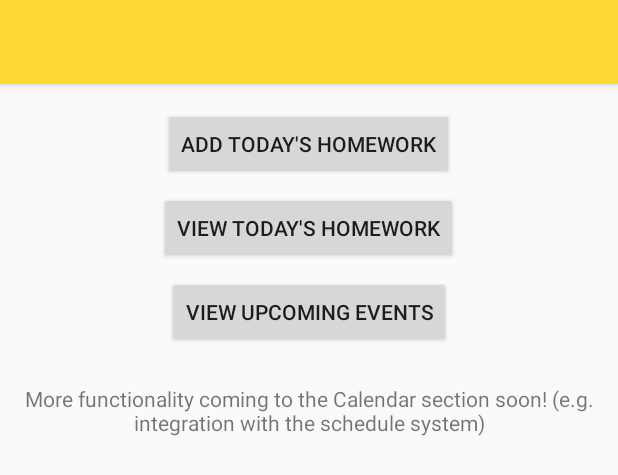
After one commit to mvhs-apps/mvhs-app, an Android app: the layout activity_calendar.xml on its own in the app's theme, with its tools: preview values and no code run, on a phone screen of 412 x 824 dp. The commit adds this screen. Shown: the top 475 px of the screen. Run offline under Robolectric (Android 15) with nearby library versions, the phone set to English and light mode, and no system bars.

Commit message:
Materialize CalendarActivity, change order of nav drawer items

```diff
--- a/app/src/main/AndroidManifest.xml
+++ b/app/src/main/AndroidManifest.xml
@@ -43,6 +43,12 @@
 
         </activity>
 
+        <activity
+            android:name=".ui.CalendarActivity"
+            android:launchMode="singleTop">
+
+        </activity>
+
         <meta-data
             android:name="com.google.android.gms.version"
             android:value="@integer/google_play_services_version" />
--- a/app/src/main/java/com/mvhsapp/app/ui/AeriesFragment.java
+++ b/app/src/main/java/com/mvhsapp/app/ui/AeriesFragment.java
@@ -101,6 +101,7 @@ public class AeriesFragment extends Fragment {
                     @Override
                     public void onConnectionFailed(ConnectionResult connectionResult) {
                         mConnected = false;
+                        mConnectionFailed = true;
                     }
                 })
                 .addApi(Auth.CREDENTIALS_API)
@@ -374,9 +375,11 @@ public class AeriesFragment extends Fragment {
                                                 status.startResolutionForResult(getActivity(), RC_SAVE);
                                             } catch (IntentSender.SendIntentException e) {
                                                 // Could not resolve the request
+                                                finishAllLoading();
                                                 onCredentialsSaveFailed();
                                             }
                                         } else {
+                                            finishAllLoading();
                                             onCredentialsSaveFailed();
                                         }
                                     }
--- /dev/null
+++ b/app/src/main/res/layout/activity_calendar.xml
@@ -0,0 +1,70 @@
+<android.support.v4.widget.DrawerLayout xmlns:android="http://schemas.android.com/apk/res/android"
+    xmlns:app="http://schemas.android.com/apk/res-auto"
+    android:id="@id/activity_drawer_drawerlayout"
+    android:layout_width="match_parent"
+    android:layout_height="match_parent"
+    android:fitsSystemWindows="true">
+
+
+    <RelativeLayout
+        android:id="@id/activity_drawer_content"
+        android:layout_width="match_parent"
+        android:layout_height="match_parent"
+        android:orientation="vertical">
+
+        <android.support.v7.widget.Toolbar
+            android:id="@id/toolbar_actionbar"
+            android:layout_width="match_parent"
+            android:layout_height="?actionBarSize"
+            android:background="?colorPrimary"
+            android:elevation="4dp"
+            android:theme="@style/ThemeOverlay.AppCompat.ActionBar"
+            app:contentInsetStart="72dp" />
+
+        <View
+            android:layout_width="match_parent"
+            android:layout_height="5dp"
+            android:layout_below="@id/toolbar_actionbar"
+            android:background="?toolbarShadow" />
+
+        <Button
+            android:id="@+id/activity_calendar_add"
+            android:layout_width="wrap_content"
+            android:layout_height="wrap_content"
+            android:layout_below="@id/toolbar_actionbar"
+            android:layout_centerHorizontal="true"
+            android:layout_marginTop="16dp"
+            android:text="Add Today's Homework" />
+
+        <Button
+            android:id="@+id/activity_calendar_view"
+            android:layout_width="wrap_content"
+            android:layout_height="wrap_content"
+            android:layout_below="@id/activity_calendar_add"
+            android:layout_centerHorizontal="true"
+            android:layout_marginTop="8dp"
+            android:text="View Today's Homework" />
+
+        <Button
+            android:id="@+id/activity_calendar_upcoming"
+            android:layout_width="wrap_content"
+            android:layout_height="wrap_content"
+            android:layout_below="@id/activity_calendar_view"
+            android:layout_centerHorizontal="true"
+            android:layout_margin="8dp"
+            android:text="View Upcoming Events" />
+
+        <TextView
+            android:layout_width="wrap_content"
+            android:layout_height="wrap_content"
+            android:layout_below="@id/activity_calendar_upcoming"
+            android:layout_centerHorizontal="true"
+            android:gravity="center"
+            android:padding="16dp"
+            android:text="More functionality coming to the Calendar section soon! (e.g. integration with the schedule system)" />
+
+    </RelativeLayout>
+
+    <include layout="@layout/drawer" />
+
+</android.support.v4.widget.DrawerLayout>
--- a/app/src/main/res/values/strings.xml
+++ b/app/src/main/res/values/strings.xml
@@ -12,8 +12,8 @@
     <string-array name="nav_drawer_items">
         <item>@string/aeries</item>
         <item>@string/map</item>
+        <item>@string/calendar</item>
         <item>@string/mvhs_site</item>
-        <item>@string/calendar</item>
         <item>SEPARATOR</item>
         <item>@string/settings</item>
         <item>@string/about</item>
@@ -22,8 +22,8 @@
     <string-array name="nav_drawer_toolbar_names">
         <item>@string/aeries</item>
         <item>@string/map</item>
+        <item>@string/calendar</item>
         <item>@string/mvhs_site</item>
-        <item>@string/calendar</item>
     </string-array>
     <string name="nav_drawer_toolbar_prefix">"MVHS - "</string>
 
```
Also changed, not shown: app/src/main/java/com/mvhsapp/app/ui/CalendarActivity.java (renamed from app/src/main/java/com/mvhsapp/app/ui/CalendarMainActivity.java, +35 -21 lines), app/src/main/java/com/mvhsapp/app/ui/DrawerActivity.java (+5 -2 lines), app/src/main/res/drawable/round.xml (deleted, +0 -15 lines), app/src/main/res/layout/activity_calendar_main.xml (deleted, +0 -64 lines).
